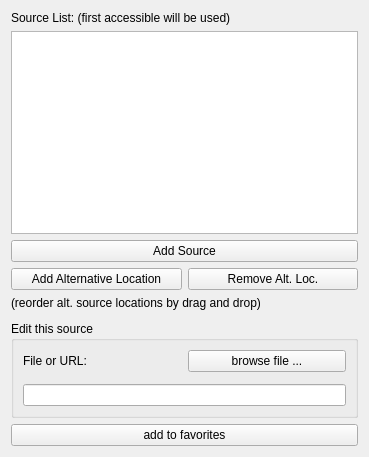
Before: the Qt Designer form gui/bibolamazi_gui/sourcelisteditor.ui in phfaist/bibolamazi, drawn with Qt 5.
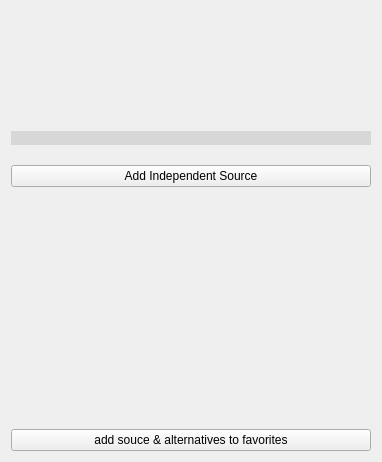
After: the same form once the commit is applied. Icons and pictures are not drawn.

Commit message: User interface improvements: Source list interface overhaul; Several other improvements

Patch:
```diff
--- a/gui/bibolamazi_gui/sourcelisteditor.ui
+++ b/gui/bibolamazi_gui/sourcelisteditor.ui
@@ -6,128 +6,31 @@
    <rect>
     <x>0</x>
     <y>0</y>
-    <width>369</width>
-    <height>457</height>
+    <width>382</width>
+    <height>462</height>
    </rect>
   </property>
   <property name="windowTitle">
    <string>Form</string>
   </property>
   <layout class="QGridLayout" name="gridLayout">
-   <item row="1" column="0" colspan="2">
-    <layout class="QHBoxLayout" name="horizontalLayout">
-     <item>
-      <widget class="QLabel" name="label">
-       <property name="text">
-        <string>Source List: (first accessible will be used)</string>
-       </property>
-      </widget>
-     </item>
-    </layout>
-   </item>
-   <item row="4" column="0">
-    <widget class="QPushButton" name="btnAddSourceAltLoc">
-     <property name="text">
-      <string>Add Alternative Location</string>
-     </property>
-    </widget>
-   </item>
-   <item row="4" column="1">
-    <widget class="QPushButton" name="btnRemoveSourceAltLoc">
-     <property name="text">
-      <string>Remove Alt. Loc.</string>
-     </property>
-    </widget>
-   </item>
-   <item row="3" column="0" colspan="2">
-    <widget class="QPushButton" name="btnAddSource">
-     <property name="text">
-      <string>Add Source</string>
-     </property>
-    </widget>
-   </item>
-   <item row="9" column="0" colspan="2">
-    <widget class="QGroupBox" name="gbxEditSource">
-     <property name="title">
-      <string>Edit this source</string>
-     </property>
-     <layout class="QGridLayout" name="gridLayout_2">
-      <property name="verticalSpacing">
-       <number>12</number>
-      </property>
-      <item row="0" column="0">
-       <widget class="QLabel" name="lblFile">
-        <property name="text">
-         <string>File or URL:</string>
-        </property>
-       </widget>
-      </item>
-      <item row="1" column="0" colspan="2">
-       <widget class="QLineEdit" name="txtFile"/>
-      </item>
-      <item row="0" column="1">
-       <widget class="QPushButton" name="btnBrowse">
-        <property name="text">
-         <string>browse file ...</string>
-        </property>
-       </widget>
-      </item>
-     </layout>
-    </widget>
-   </item>
-   <item row="7" column="0" colspan="2">
-    <widget class="QLabel" name="label_2">
-     <property name="text">
-      <string>(reorder alt. source locations by drag and drop)</string>
-     </property>
-    </widget>
-   </item>
-   <item row="8" column="0">
-    <spacer name="verticalSpacer">
-     <property name="orientation">
-      <enum>Qt::Vertical</enum>
-     </property>
-     <property name="sizeType">
-      <enum>QSizePolicy::Fixed</enum>
-     </property>
-     <property name="sizeHint" stdset="0">
-      <size>
-       <width>10</width>
-       <height>5</height>
-      </size>
-     </property>
-    </spacer>
-   </item>
+   <property name="verticalSpacing">
+    <number>20</number>
+   </property>
    <item row="2" column="0" colspan="2">
-    <widget class="QListWidget" name="lstSources">
-     <property name="sizePolicy">
-      <sizepolicy hsizetype="Preferred" vsizetype="Expanding">
-       <horstretch>0</horstretch>
-       <verstretch>0</verstretch>
-      </sizepolicy>
-     </property>
-     <property name="toolTip">
-      <string>&lt;!DOCTYPE HTML PUBLIC &quot;-//W3C//DTD HTML 4.0//EN&quot; &quot;http://www.w3.org/TR/REC-html40/strict.dtd&quot;&gt;
-&lt;html&gt;&lt;head&gt;&lt;meta name=&quot;qrichtext&quot; content=&quot;1&quot; /&gt;&lt;style type=&quot;text/css&quot;&gt;
-p, li { white-space: pre-wrap; }
-&lt;/style&gt;&lt;/head&gt;&lt;body style=&quot; font-family:'Lucida Grande'; font-size:13pt; font-weight:400; font-style:normal;&quot;&gt;
-&lt;p style=&quot; margin-top:0px; margin-bottom:0px; margin-left:0px; margin-right:0px; -qt-block-indent:0; text-indent:0px;&quot;&gt;List of sources to collect bibliographic entries. Reorder entries by &lt;span style=&quot; font-weight:600;&quot;&gt;Drag&amp;amp;Drop&lt;/span&gt;. Remember that the &lt;em&gt;first&lt;/em&gt; existing file of &lt;em&gt;each&lt;/em&gt; source list will be read.&lt;/p&gt;&lt;/body&gt;&lt;/html&gt;</string>
-     </property>
-     <property name="editTriggers">
-      <set>QAbstractItemView::NoEditTriggers</set>
-     </property>
-     <property name="dragDropMode">
-      <enum>QAbstractItemView::InternalMove</enum>
+    <widget class="QPushButton" name="btnAddSource">
+     <property name="text">
+      <string>Add Independent Source</string>
      </property>
     </widget>
    </item>
-   <item row="10" column="0" colspan="2">
+   <item row="5" column="0" colspan="2">
     <widget class="QPushButton" name="btnAddFavorite">
      <property name="toolTip">
       <string>Add this source list to your favorites</string>
      </property>
      <property name="text">
-      <string>add to favorites</string>
+      <string>add souce &amp;&amp; alternatives to favorites</string>
      </property>
      <property name="icon">
       <iconset resource="bibolamazi_res.qrc">
@@ -135,6 +38,57 @@
      </property>
     </widget>
    </item>
+   <item row="0" column="0" colspan="2">
+    <widget class="QLabel" name="lbl">
+     <property name="minimumSize">
+      <size>
+       <width>0</width>
+       <height>100</height>
+      </size>
+     </property>
+     <property name="text">
+      <string/>
+     </property>
+     <property name="textFormat">
+      <enum>Qt::RichText</enum>
+     </property>
+     <property name="wordWrap">
+      <bool>true</bool>
+     </property>
+    </widget>
+   </item>
+   <item row="3" column="0">
+    <spacer name="verticalSpacer">
+     <property name="orientation">
+      <enum>Qt::Vertical</enum>
+     </property>
+     <property name="sizeHint" stdset="0">
+      <size>
+       <width>20</width>
+       <height>40</height>
+      </size>
+     </property>
+    </spacer>
+   </item>
+   <item row="1" column="0" colspan="2">
+    <widget class="QLabel" name="lblLinkInfo">
+     <property name="autoFillBackground">
+      <bool>false</bool>
+     </property>
+     <property name="styleSheet">
+      <string notr="true">QLabel { font-style: italic; background-color: rgba(0,0,0,10%); }</string>
+     </property>
+     <property name="text">
+      <string/>
+     </property>
+     <property name="wordWrap">
+      <bool>true</bool>
+     </property>
+     <property name="margin">
+      <number>15</number>
+     </property>
+    </widget>
+   </item>
   </layout>
  </widget>
  <resources>
```
The commit also changes 14 other files.
